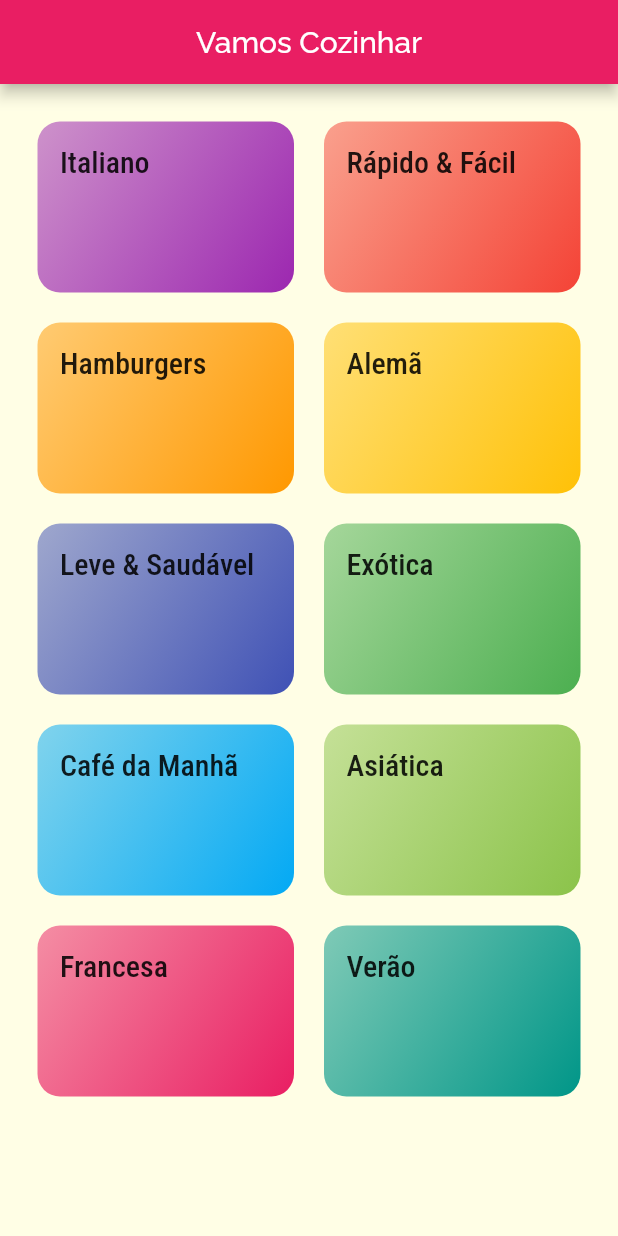
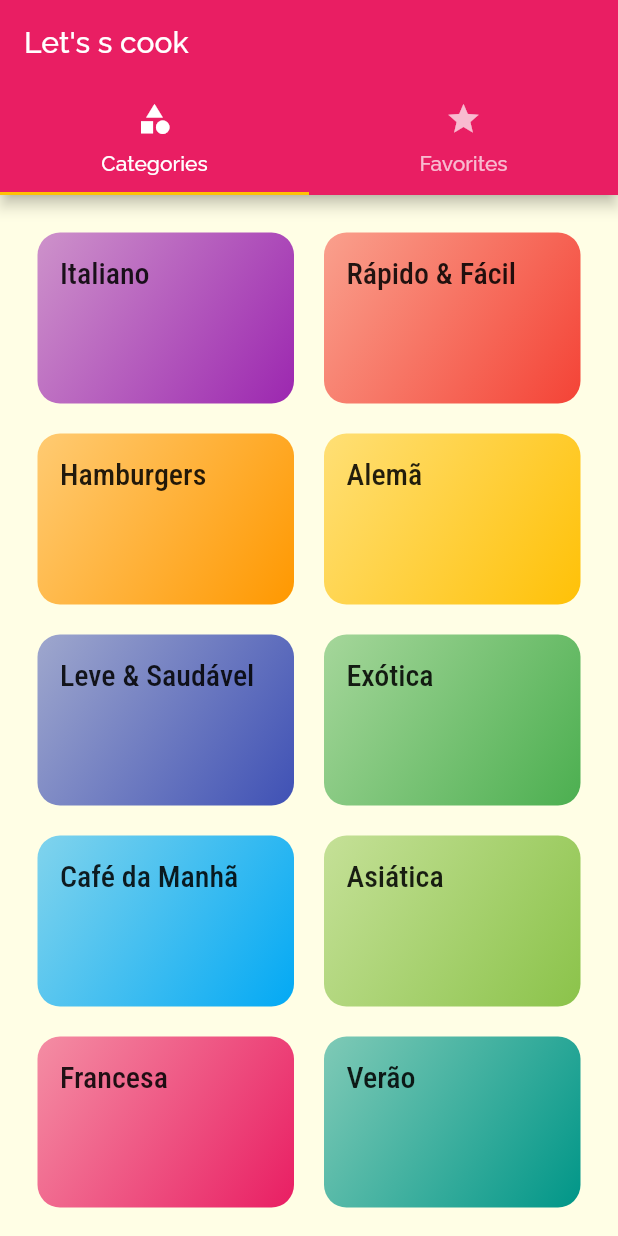
Before and after one commit to s7Thiago/flutter-food-recipes-book, a Flutter app: the screen it shows after launch, on a phone screen of 412 x 824 dp. Run offline on Flutter 3.47's test engine with Material 2 defaults, Android fonts, the light colour scheme and no system bars.

Commit message:
Making navigation to show Favorites and Categories screens like tabs

```diff
--- a/lib/main.dart
+++ b/lib/main.dart
@@ -3,6 +3,7 @@ import 'package:flutter/material.dart';
 import './screens/categories_meals_screen.dart';
 import './utils/routes.dart';
 import './screens/meal_detail_screen.dart';
+import './screens/tabs_screen.dart';
 
 void main() => runApp(MyApp());
 
@@ -24,7 +25,7 @@ class MyApp extends StatelessWidget {
             ),
       ),
       routes: {
-        AppRoutes.HOME: (_) => CategoriesScreen(),
+        AppRoutes.HOME: (_) => TabsScreen(),
         AppRoutes.CATEGORIES_MEALS: (context) => CategoriesMealsScreen(),
         AppRoutes.MEAL_DETAIL: (context) => MealDetatilScreen(),
       },
--- a/lib/screens/categories_screen.dart
+++ b/lib/screens/categories_screen.dart
@@ -6,12 +6,7 @@ import '../data/dummy_data.dart';
 class CategoriesScreen extends StatelessWidget {
   @override
   Widget build(BuildContext context) {
-    return Scaffold(
-      appBar: AppBar(
-        title: Text('Vamos Cozinhar'),
-        centerTitle: true,
-      ),
-      body: GridView(
+    return GridView(
       padding: const EdgeInsets.all(25),
       gridDelegate: SliverGridDelegateWithMaxCrossAxisExtent(
         maxCrossAxisExtent: 200,
@@ -22,7 +17,6 @@ class CategoriesScreen extends StatelessWidget {
       children: DUMMY_CATEGORIES.map((category) {
         return CategoryItem(category);
       }).toList(),
-      ),
     );
   }
 }
--- /dev/null
+++ b/lib/screens/favorite_screen.dart
@@ -0,0 +1,10 @@
+import 'package:flutter/material.dart';
+
+class FavoriteScreen extends StatelessWidget {
+  @override
+  Widget build(BuildContext context) {
+    return Center(
+      child: Text('My Favorite Meals'),
+    );
+  }
+}
--- /dev/null
+++ b/lib/screens/tabs_screen.dart
@@ -0,0 +1,37 @@
+import 'package:cod3r_navigation/screens/categories_screen.dart';
+import 'package:flutter/material.dart';
+
+import 'categories_meals_screen.dart';
+import 'favorite_screen.dart';
+
+class TabsScreen extends StatelessWidget {
+  @override
+  Widget build(BuildContext context) {
+    return DefaultTabController(
+      length: 2,
+      child: Scaffold(
+        appBar: AppBar(
+          title: Text('Let\'s s cook'),
+          bottom: TabBar(
+            tabs: [
+              Tab(
+                icon: Icon(Icons.category),
+                text: 'Categories',
+              ),
+              Tab(
+                icon: Icon(Icons.star),
+                text: 'Favorites',
+              ),
+            ],
+          ),
+        ),
+        body: TabBarView(
+          children: [
+            CategoriesScreen(),
+            FavoriteScreen(),
+          ],
+        ),
+      ),
+    );
+  }
+}
```
Lines whose indentation alone changed are shown as unchanged.
